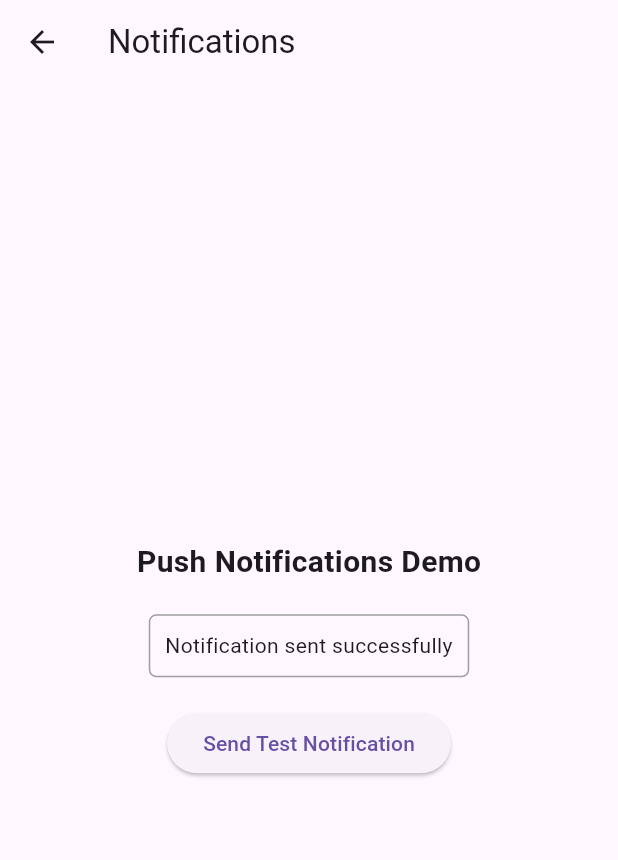
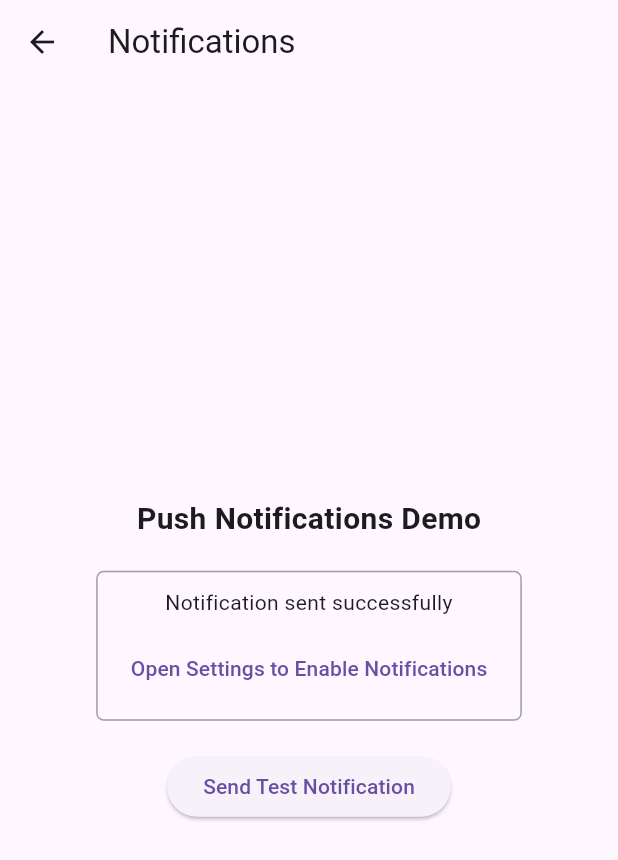
Before and after one commit to zoskar/test-lab, a Flutter app: the NotificationsPage screen opened directly, after a tap on "Send Test Notification", on a phone screen of 412 x 824 dp. Shown: the top 860 px of the screen. Run offline on Flutter 3.47's test engine with Material 3 defaults, Android fonts, the light colour scheme and no system bars; our stand-ins replace bloc, firebase_auth, firebase_core, flutter_bloc, flutter_local_notifications, google_sign_in and 2 more; missing offline and left inert: app_settings; accounts and stored records are empty.

Commit message:
improve notifications page

```diff
--- a/lib/features/notifications/notifications_page.dart
+++ b/lib/features/notifications/notifications_page.dart
@@ -1,6 +1,6 @@
 import 'package:flutter/material.dart';
 import 'package:flutter_local_notifications/flutter_local_notifications.dart';
-
+import 'package:app_settings/app_settings.dart'; // Add this package
 // TODO: try to react to denied notifications permission
 class NotificationsPage extends StatefulWidget {
   const NotificationsPage({super.key});
@@ -10,10 +10,10 @@ class NotificationsPage extends StatefulWidget {
 }
 
 class _NotificationsPageState extends State<NotificationsPage> {
-  final FlutterLocalNotificationsPlugin flutterLocalNotificationsPlugin =
-      FlutterLocalNotificationsPlugin();
-  String _notificationStatus = 'Not sent';
+  final _notifications = FlutterLocalNotificationsPlugin();
+  String _status = 'Not sent';
   bool _isLoading = false;
+  bool _permissionGranted = false; // Add permission tracking
 
   @override
   void initState() {
@@ -23,100 +23,115 @@ class _NotificationsPageState extends State<NotificationsPage> {
 
   Future<void> _initializeNotifications() async {
     try {
-      const AndroidInitializationSettings initializationSettingsAndroid =
-          AndroidInitializationSettings('@mipmap/ic_launcher');
-
-      const DarwinInitializationSettings initializationSettingsIOS =
-          DarwinInitializationSettings(
+      const initSettings = InitializationSettings(
+        android: AndroidInitializationSettings('@mipmap/ic_launcher'),
+        iOS: DarwinInitializationSettings(
           requestAlertPermission: true,
           requestBadgePermission: true,
           requestSoundPermission: true,
+        ),
       );
 
-      const InitializationSettings initializationSettings =
-          InitializationSettings(
-            android: initializationSettingsAndroid,
-            iOS: initializationSettingsIOS,
-          );
-
-      final bool? initialized = await flutterLocalNotificationsPlugin
-          .initialize(
-            initializationSettings,
-            onDidReceiveNotificationResponse: (NotificationResponse response) {
+      final initialized = await _notifications.initialize(
+        initSettings,
+        onDidReceiveNotificationResponse: (response) {
           debugPrint('Notification received: ${response.payload}');
         },
       );
 
-      setState(() {
-        _notificationStatus = 'Initialized: $initialized';
-      });
+      setState(() => _status = 'Notifications initialized: $initialized');
 
-      // Request permission on Android 13+ (API level 33)
-      final AndroidFlutterLocalNotificationsPlugin? androidPlugin =
-          flutterLocalNotificationsPlugin
-              .resolvePlatformSpecificImplementation<
-                AndroidFlutterLocalNotificationsPlugin
-              >();
-      if (androidPlugin != null) {
-        await androidPlugin.requestNotificationsPermission();
-      }
+      // Check permission status after initialization
+      await _checkNotificationPermission();
     } catch (e) {
-      setState(() {
-        _notificationStatus = 'Init error: $e';
-      });
+      setState(() => _status = 'Init error: $e');
       debugPrint('Error initializing notifications: $e');
     }
   }
 
+  Future<void> _checkNotificationPermission() async {
+    try {
+      // For iOS
+      final iOS =
+          _notifications
+              .resolvePlatformSpecificImplementation<
+                IOSFlutterLocalNotificationsPlugin
+              >();
+      if (iOS != null) {
+        final permissionStatus = await iOS.requestPermissions(
+          alert: true,
+          badge: true,
+          sound: true,
+        );
+        setState(() => _permissionGranted = permissionStatus ?? false);
+      }
+
+      // For Android 13+
+      final android =
+          _notifications
+              .resolvePlatformSpecificImplementation<
+                AndroidFlutterLocalNotificationsPlugin
+              >();
+      if (android != null) {
+        final permissionStatus = await android.requestNotificationsPermission();
+        setState(() => _permissionGranted = permissionStatus ?? false);
+      }
+
+      setState(() {
+        _status =
+            _permissionGranted ? 'Permission granted' : 'Permission denied';
+      });
+    } catch (e) {
+      setState(() => _status = 'Permission check error: $e');
+      debugPrint('Error checking notifications permission: $e');
+    }
+  }
+
   Future<void> _showNotification() async {
+    if (!_permissionGranted) {
+      setState(() => _status = 'Cannot send notification: Permission denied');
+      return;
+    }
+
     setState(() {
       _isLoading = true;
-      _notificationStatus = 'Sending...';
+      _status = 'Sending...';
     });
 
     try {
-      const AndroidNotificationDetails androidPlatformChannelSpecifics =
-          AndroidNotificationDetails(
+      const notificationDetails = NotificationDetails(
+        android: AndroidNotificationDetails(
           'test_lab_channel',
           'Test Lab Notifications',
           channelDescription: 'Channel for Test Lab app notifications',
           importance: Importance.max,
           priority: Priority.high,
-            showWhen: true,
-          );
-
-      const DarwinNotificationDetails iOSPlatformChannelSpecifics =
-          DarwinNotificationDetails(
+        ),
+        iOS: DarwinNotificationDetails(
           presentAlert: true,
           presentBadge: true,
           presentSound: true,
+        ),
       );
 
-      const NotificationDetails platformChannelSpecifics = NotificationDetails(
-        android: androidPlatformChannelSpecifics,
-        iOS: iOSPlatformChannelSpecifics,
-      );
-
-      await flutterLocalNotificationsPlugin.show(
+      await _notifications.show(
         0,
         'Test Notification',
         'This is a test notification from Test Lab',
-        platformChannelSpecifics,
+        notificationDetails,
       );
 
-      setState(() {
-        _notificationStatus = 'Notification sent successfully';
-      });
+      setState(() => _status = 'Notification sent successfully');
     } catch (e) {
-      setState(() {
-        _notificationStatus = 'Error: $e';
-      });
+      setState(() => _status = 'Error: $e');
       debugPrint('Error showing notification: $e');
     } finally {
-      setState(() {
-        _isLoading = false;
-      });
+      setState(() => _isLoading = false);
     }
+  }
+
+  void _openAppSettings() async {
+    await AppSettings.openAppSettings();
   }
 
   @override
@@ -140,14 +155,32 @@ class _NotificationsPageState extends State<NotificationsPage> {
                   border: Border.all(color: Colors.grey),
                   borderRadius: BorderRadius.circular(5),
                 ),
-                child: Text(_notificationStatus, textAlign: TextAlign.center),
+                child: Column(
+                  children: [
+                    Text(_status, textAlign: TextAlign.center),
+                    const SizedBox(height: 10),
+                    TextButton(
+                      onPressed: _openAppSettings,
+                      child: const Text(
+                        'Open Settings to Enable Notifications',
+                      ),
+                    ),
+                  ],
+                ),
               ),
               const SizedBox(height: 20),
               _isLoading
                   ? const CircularProgressIndicator()
                   : ElevatedButton(
-                    onPressed: _showNotification,
-                    child: const Text('Send Test Notification'),
+                    onPressed:
+                        _permissionGranted
+                            ? _showNotification
+                            : _checkNotificationPermission,
+                    child: Text(
+                      _permissionGranted
+                          ? 'Send Test Notification'
+                          : 'Check Permission',
+                    ),
                   ),
             ],
           ),
--- a/lib/main.dart
+++ b/lib/main.dart
@@ -66,7 +66,6 @@ class TestLabScreen extends StatelessWidget {
             const ConnectionTile(),
             const WebViewTile(),
             const NotificationsTile(),
-            const PermissionsTile(),
             const QRCodeTile(),
             const BiometricTile(),
             const GPSTile(),
--- a/lib/widgets/placeholder_tile.dart
+++ b/lib/widgets/placeholder_tile.dart
@@ -16,15 +16,6 @@ class DarkModeTile extends StatelessWidget {
   @override
   Widget build(BuildContext context) {
     return TLTile(icon: Icons.dark_mode, text: 'Dark mode', onTap: () {});
-  }
-}
-
-class PermissionsTile extends StatelessWidget {
-  const PermissionsTile({super.key});
-
-  @override
-  Widget build(BuildContext context) {
-    return TLTile(icon: Icons.security, text: 'Permissions', onTap: () {});
   }
 }
 
--- a/pubspec.yaml
+++ b/pubspec.yaml
@@ -19,6 +19,7 @@ dependencies:
   internet_connection_checker_plus: ^2.7.1
   webview_flutter: ^4.10.0
   flutter_local_notifications: ^19.0.0
+  app_settings: ^5.2.0
 
 dev_dependencies:
   flutter_test:
```
Also changed, not shown: lib/features/notifications/notifications_opened_page.dart (added), pubspec.lock. Lines whose indentation alone changed are shown as unchanged.
